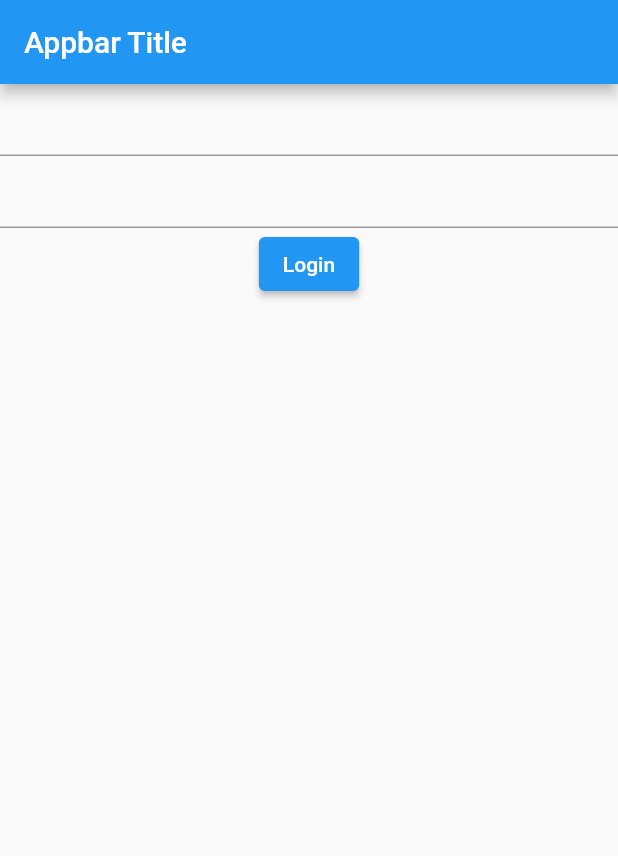
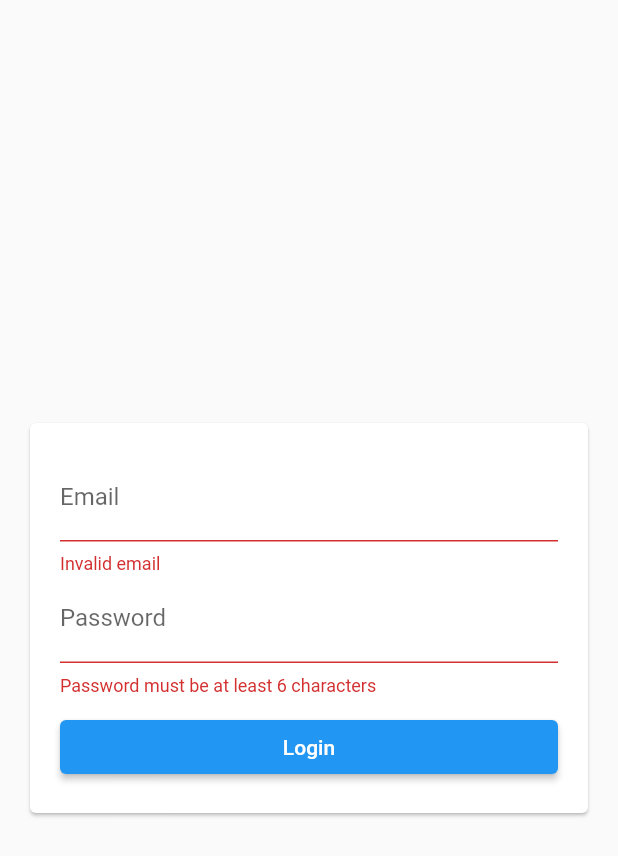
Before and after one commit to levint55/playground, a Flutter app: the screen it shows after launch, after a tap on "Login", on a phone screen of 412 x 824 dp. Shown: the top 856 px of the screen. Run offline on Flutter 3.47's test engine with Material 2 defaults, Android fonts, the phone set to English and light mode, and no system bars; our stand-ins replace firebase_auth, firebase_core; accounts and stored records are empty.

Commit message:
Add authentication screen

```diff
--- a/lib/main.dart
+++ b/lib/main.dart
@@ -1,6 +1,8 @@
+import 'package:firebase_auth/firebase_auth.dart';
 import 'package:flutter/material.dart';
 import 'package:firebase_core/firebase_core.dart';
 import 'package:playground/screens/auth_screen.dart';
+import 'package:playground/screens/home_screen.dart';
 import 'firebase_options.dart';
 
 void main() async {
@@ -19,11 +21,21 @@ class MyApp extends StatelessWidget {
   Widget build(BuildContext context) {
     return MaterialApp(
       title: 'Playground',
-      home: Scaffold(
-          appBar: AppBar(
-            title: Text('Appbar Title'),
-          ),
-          body: AuthScreen()),
+      home: StreamBuilder(
+        builder: (context, snapshot) {
+          if (snapshot.connectionState == ConnectionState.waiting) {
+            // insert SplashScreen
+            return const Center(
+              child: CircularProgressIndicator(),
+            );
+          }
+          if (snapshot.hasData) {
+            return HomeScreen();
+          }
+          return const AuthScreen();
+        },
+        stream: FirebaseAuth.instance.authStateChanges(),
+      ),
     );
   }
 }
--- a/lib/screens/auth_screen.dart
+++ b/lib/screens/auth_screen.dart
@@ -1,60 +1,24 @@
 import 'package:flutter/material.dart';
-import 'package:email_validator/email_validator.dart';
+import 'package:playground/widgets/auth_form.dart';
 
-class AuthScreen extends StatefulWidget {
+class AuthScreen extends StatelessWidget {
   static const routeName = '/auth';
   const AuthScreen({Key? key}) : super(key: key);
 
   @override
-  State<AuthScreen> createState() => _AuthScreenState();
-}
-
-class _AuthScreenState extends State<AuthScreen> {
-  String? _userEmail = '';
-  String? _userPassword = '';
-
-  @override
   Widget build(BuildContext context) {
     return Scaffold(
-        body: Form(
-      child: Column(
-        children: [
-          TextFormField(
-            keyboardType: TextInputType.emailAddress,
-            validator: (input) {
-              if (input == null) {
-                return 'Input is null';
-              }
-              if (EmailValidator.validate(input)) {
-                return 'Invalid email';
-              }
-              return null;
-            },
-            onSaved: (value) {
-              _userEmail = value;
-            },
+      body: const Center(
+        child: Card(
+          margin: EdgeInsets.all(20),
+          child: SingleChildScrollView(
+            child: Padding(
+              padding: const EdgeInsets.all(20.0),
+              child: AuthForm(),
+            ),
           ),
-          TextFormField(
-            obscureText: true,
-            validator: (input) {
-              if (input == null) {
-                return 'Input is null';
-              }
-              if (input.length <= 4) {
-                return 'Password must be at least 5 characters';
-              }
-              return null;
-            },
-            onSaved: (value) {
-              _userPassword = value;
-            },
-          ),
-          ElevatedButton(
-            onPressed: () {},
-            child: Text('Login'),
-          )
-        ],
+        ),
       ),
-    ));
+    );
   }
 }
--- a/lib/screens/home_screen.dart
+++ b/lib/screens/home_screen.dart
@@ -1,3 +1,4 @@
+import 'package:firebase_auth/firebase_auth.dart';
 import 'package:flutter/material.dart';
 
 class HomeScreen extends StatelessWidget {
@@ -5,6 +6,22 @@ class HomeScreen extends StatelessWidget {
 
   @override
   Widget build(BuildContext context) {
-    return Container();
+    return Scaffold(
+      drawer: Drawer(
+        child: ListView(
+          children: [
+            ListTile(
+              title: Text('Logout'),
+              leading: Icon(Icons.logout),
+              onTap: () {
+                FirebaseAuth.instance.signOut();
+              },
+            )
+          ],
+        ),
+      ),
+      appBar: AppBar(title: Text('Home')),
+      body: Container(),
+    );
   }
 }
--- /dev/null
+++ b/lib/widgets/auth_form.dart
@@ -0,0 +1,88 @@
+import 'package:firebase_auth/firebase_auth.dart';
+import 'package:flutter/material.dart';
+
+class AuthForm extends StatefulWidget {
+  const AuthForm({Key? key}) : super(key: key);
+
+  @override
+  State<AuthForm> createState() => _AuthFormState();
+}
+
+class _AuthFormState extends State<AuthForm> {
+  String? _userEmail = '';
+  String? _userPassword = '';
+  final _formKey = GlobalKey<FormState>();
+  final _auth = FirebaseAuth.instance;
+
+  void trySubmit() async {
+    UserCredential authResult;
+    final isValid = _formKey.currentState?.validate();
+    FocusScope.of(context).unfocus();
+
+    if (isValid == null) {
+      return;
+    }
+
+    if (isValid) {
+      _formKey.currentState?.save();
+      authResult = await _auth.signInWithEmailAndPassword(
+        email: _userEmail ?? '',
+        password: _userPassword ?? '',
+      );
+
+      print(authResult);
+    }
+  }
+
+  @override
+  Widget build(BuildContext context) {
+    return Form(
+      key: _formKey,
+      child: Column(
+        mainAxisSize: MainAxisSize.min,
+        crossAxisAlignment: CrossAxisAlignment.stretch,
+        children: [
+          TextFormField(
+            decoration: InputDecoration(label: Text('Email')),
+            keyboardType: TextInputType.emailAddress,
+            validator: (input) {
+              if (input == null) {
+                return 'Input is null';
+              }
+              if (input.isEmpty || !input.contains('@')) {
+                return 'Invalid email';
+              }
+              return null;
+            },
+            onSaved: (value) {
+              _userEmail = value!.trim();
+            },
+          ),
+          TextFormField(
+            decoration: InputDecoration(label: Text('Password')),
+            obscureText: true,
+            validator: (input) {
+              if (input == null) {
+                return 'Input is null';
+              }
+              if (input.length < 6) {
+                return 'Password must be at least 6 characters';
+              }
+              return null;
+            },
+            onSaved: (value) {
+              _userPassword = value!.trim();
+            },
+          ),
+          SizedBox(
+            height: 10,
+          ),
+          ElevatedButton(
+            onPressed: trySubmit,
+            child: Text('Login'),
+          )
+        ],
+      ),
+    );
+  }
+}
```
